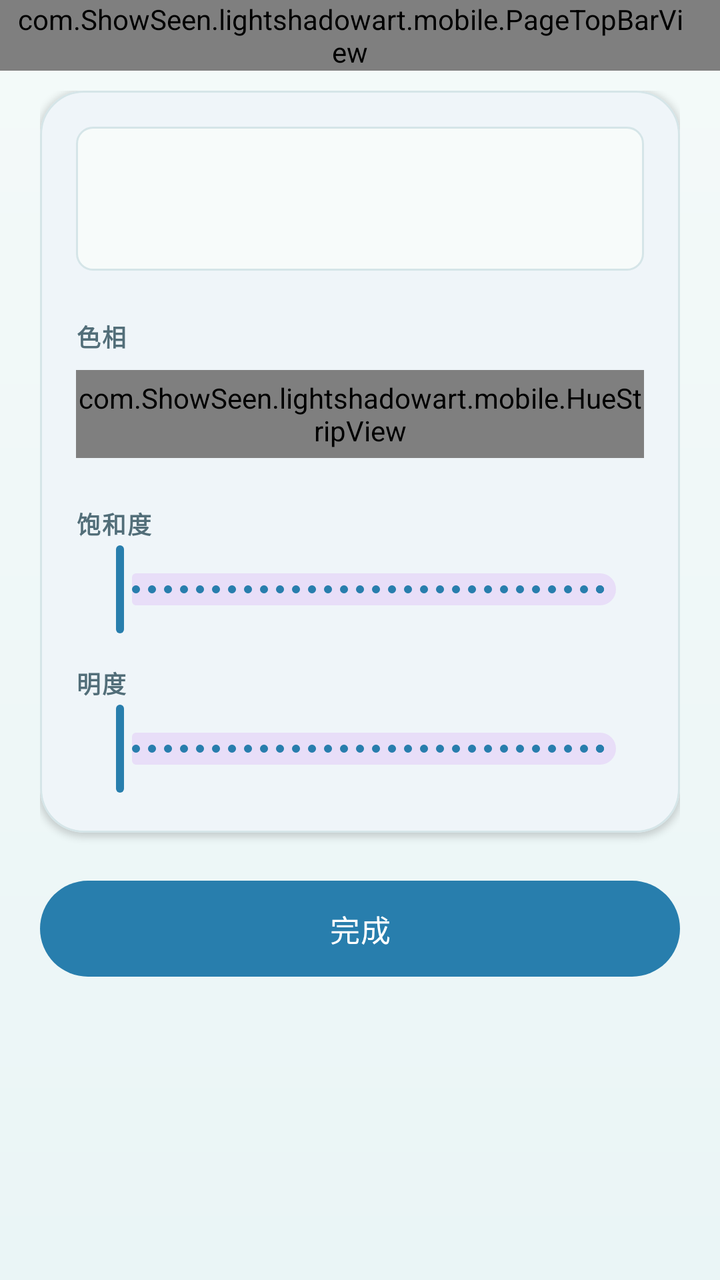
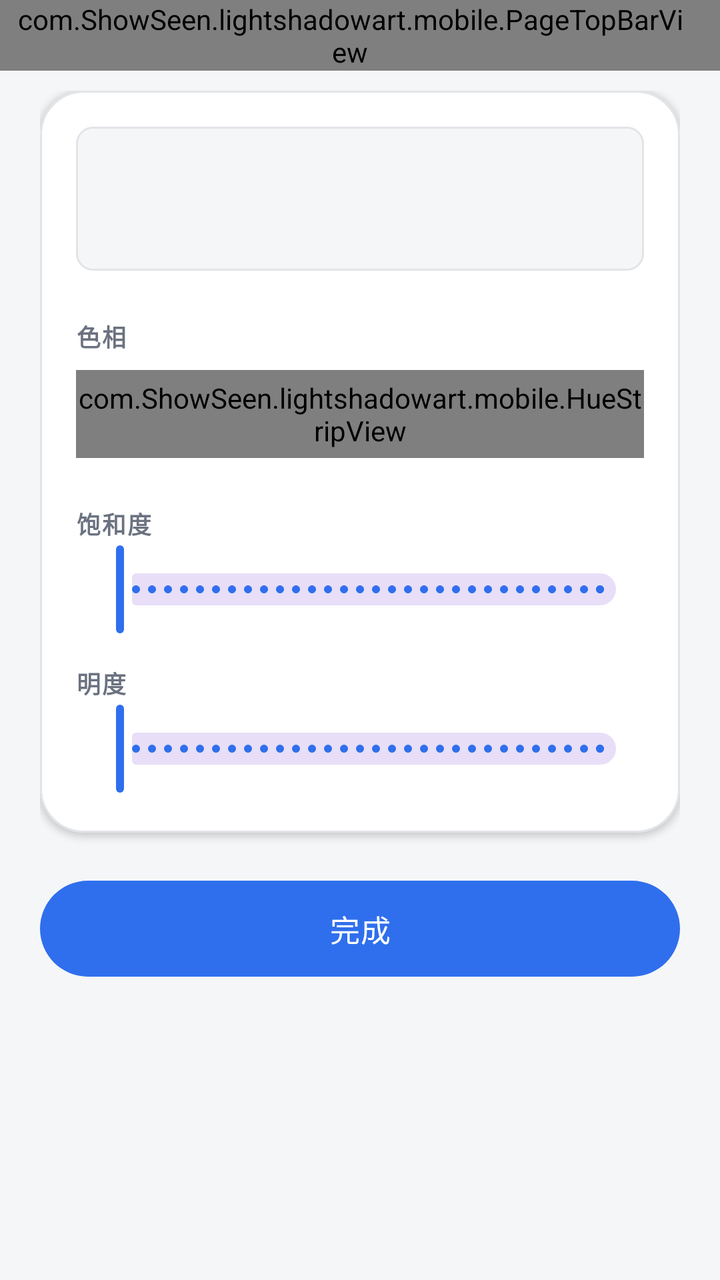

An Android layout rendered at two revisions. The XML below is the earlier revision; the diff shows what the commit changed to produce the second picture.
<!-- AndroidManifest.xml: application theme Theme.LightShadowArtPhone -->
<!-- res/layout/activity_line_color.xml -->
<?xml version="1.0" encoding="utf-8"?>
<LinearLayout xmlns:android="http://schemas.android.com/apk/res/android"
    xmlns:app="http://schemas.android.com/apk/res-auto"
    android:layout_width="match_parent"
    android:layout_height="match_parent"
    android:background="@drawable/bg_app_gradient"
    android:orientation="vertical">

    <com.ShowSeen.lightshadowart.mobile.PageTopBarView
        android:id="@+id/color_top_bar"
        android:layout_width="match_parent"
        android:layout_height="wrap_content"
        android:paddingStart="8dp"
        android:paddingEnd="@dimen/card_padding" />

    <ScrollView
        android:layout_width="match_parent"
        android:layout_height="0dp"
        android:layout_weight="1"
        android:clipToPadding="false"
        android:fillViewport="true">

        <LinearLayout
            android:layout_width="match_parent"
            android:layout_height="wrap_content"
            android:orientation="vertical"
            android:paddingStart="@dimen/page_horizontal_padding"
            android:paddingTop="@dimen/item_gap"
            android:paddingEnd="@dimen/page_horizontal_padding"
            android:paddingBottom="@dimen/page_vertical_padding">

            <com.google.android.material.card.MaterialCardView
                style="@style/SurfaceCard"
                android:layout_width="match_parent"
                android:layout_height="wrap_content">

                <LinearLayout
                    android:layout_width="match_parent"
                    android:layout_height="wrap_content"
                    android:orientation="vertical"
                    android:padding="@dimen/card_padding">

                    <View
                        android:id="@+id/view_color_preview"
                        android:layout_width="match_parent"
                        android:layout_height="72dp"
                        android:background="@drawable/bg_media_placeholder"
                        android:contentDescription="@string/color_preview_desc" />

                    <TextView
                        style="@style/Text.Label"
                        android:layout_width="match_parent"
                        android:layout_height="wrap_content"
                        android:layout_marginTop="@dimen/page_vertical_padding"
                        android:text="@string/color_hue" />

                    <com.ShowSeen.lightshadowart.mobile.HueStripView
                        android:id="@+id/view_color_hue"
                        android:layout_width="match_parent"
                        android:layout_height="44dp"
                        android:layout_marginTop="8dp" />

                    <LinearLayout
                        android:layout_width="match_parent"
                        android:layout_height="wrap_content"
                        android:layout_marginTop="@dimen/page_vertical_padding"
                        android:orientation="horizontal">

                        <TextView
                            style="@style/Text.Label"
                            android:layout_width="0dp"
                            android:layout_height="wrap_content"
                            android:layout_weight="1"
                            android:text="@string/color_saturation" />

                        <TextView
                            android:id="@+id/tv_color_saturation"
                            style="@style/Text.Hint"
                            android:layout_width="wrap_content"
                            android:layout_height="wrap_content" />
                    </LinearLayout>

                    <com.google.android.material.slider.Slider
                        android:id="@+id/slider_color_saturation"
                        android:layout_width="match_parent"
                        android:layout_height="wrap_content"
                        android:stepSize="1"
                        android:valueFrom="0"
                        android:valueTo="100" />

                    <LinearLayout
                        android:layout_width="match_parent"
                        android:layout_height="wrap_content"
                        android:layout_marginTop="@dimen/section_gap"
                        android:orientation="horizontal">

                        <TextView
                            style="@style/Text.Label"
                            android:layout_width="0dp"
                            android:layout_height="wrap_content"
                            android:layout_weight="1"
                            android:text="@string/color_value" />

                        <TextView
                            android:id="@+id/tv_color_value"
                            style="@style/Text.Hint"
                            android:layout_width="wrap_content"
                            android:layout_height="wrap_content" />
                    </LinearLayout>

                    <com.google.android.material.slider.Slider
                        android:id="@+id/slider_color_value"
                        android:layout_width="match_parent"
                        android:layout_height="wrap_content"
                        android:stepSize="1"
                        android:valueFrom="0"
                        android:valueTo="100" />
                </LinearLayout>
            </com.google.android.material.card.MaterialCardView>

            <com.google.android.material.button.MaterialButton
                android:id="@+id/btn_color_done"
                style="@style/PillButton"
                android:layout_width="match_parent"
                android:layout_height="wrap_content"
                android:layout_marginTop="@dimen/page_vertical_padding"
                android:text="@string/color_done" />
        </LinearLayout>
    </ScrollView>
</LinearLayout>
<!-- resources referenced by this layout -->
<resources>
  <dimen name="card_padding">18dp</dimen>
  <dimen name="item_gap">10dp</dimen>
  <dimen name="page_horizontal_padding">20dp</dimen>
  <dimen name="page_vertical_padding">24dp</dimen>
  <dimen name="section_gap">14dp</dimen>
  <!-- drawable bg_app_gradient (drawable) -->
  <?xml version="1.0" encoding="utf-8"?>
  <shape xmlns:android="http://schemas.android.com/apk/res/android"
      android:shape="rectangle">
      <gradient
          android:angle="270"
          android:endColor="@color/app_bg"
          android:startColor="@color/app_bg_top"
          android:type="linear" />
  </shape>
  <string name="color_done">完成</string>
  <string name="color_hue">色相</string>
  <string name="color_preview_desc">颜色预览</string>
  <string name="color_saturation">饱和度</string>
  <string name="color_value">明度</string>
  <style name="Text.Hint" parent="">
          <item name="android:textColor">@color/text_secondary</item>
          <item name="android:textSize">@dimen/text_hint</item>
      </style>
  <style name="Text.Label" parent="">
          <item name="android:textColor">@color/text_secondary</item>
          <item name="android:textSize">@dimen/text_label</item>
          <item name="android:textStyle">bold</item>
          <item name="android:letterSpacing">0.06</item>
      </style>
  <style name="Theme.LightShadowArtPhone" parent="Theme.Material3.Light.NoActionBar">
          <item name="colorPrimary">@color/primary_blue</item>
          <item name="colorOnPrimary">@color/on_primary</item>
          <item name="colorPrimaryContainer">@color/accent_sky</item>
          <item name="colorOnPrimaryContainer">@color/text_primary</item>
          <item name="colorSecondary">@color/accent_teal</item>
          <item name="colorOnSecondary">@color/on_primary</item>
          <item name="colorSurface">@color/card_bg</item>
          <item name="colorOnSurface">@color/text_primary</item>
          <item name="colorSurfaceVariant">@color/card_tint</item>
          <item name="colorOnSurfaceVariant">@color/text_secondary</item>
          <item name="colorOutline">@color/divider_stroke</item>
          <item name="colorError">@color/status_destructive</item>
          <item name="colorOnError">@color/on_primary</item>
          <item name="colorControlActivated">@color/primary_blue</item>
          <item name="android:colorBackground">@color/app_bg</item>
          <item name="android:textColorPrimary">@color/text_primary</item>
          <item name="android:textColorSecondary">@color/text_secondary</item>
          <item name="android:statusBarColor">@color/app_bg</item>
          <item name="android:windowLightStatusBar">true</item>
          <item name="android:navigationBarColor">@color/app_bg</item>
          <item name="android:windowLightNavigationBar" tools:targetApi="o_mr1">true</item>
      </style>
  <color name="app_bg">#EAF5F6</color>
  <color name="app_bg_top">#F4FAF9</color>
  <color name="card_tint">#F7FBFA</color>
  <dimen name="divider_width">1dp</dimen>
  <color name="divider_stroke">#D5E5E8</color>
  <dimen name="corner_image">8dp</dimen>
  <dimen name="touch_min_height">48dp</dimen>
  <dimen name="text_button">15sp</dimen>
  <dimen name="corner_pill">28dp</dimen>
  <color name="card_bg">#FFFFFF</color>
  <dimen name="corner_large">22dp</dimen>
  <dimen name="card_elevation">2dp</dimen>
  <color name="text_secondary">#526E79</color>
  <dimen name="text_hint">13sp</dimen>
  <dimen name="text_label">12sp</dimen>
  <color name="primary_blue">#287EAD</color>
  <color name="on_primary">#FFFFFF</color>
  <color name="accent_sky">#B8E0EA</color>
  <color name="text_primary">#172F3B</color>
  <color name="accent_teal">#64B8BD</color>
  <color name="status_destructive">#C85C5C</color>
  <!-- unchanged entries left out for length: 3 -->
</resources>

<!-- the commit's change to res/layout/activity_line_color.xml (unified diff, before → after) -->
@@ -3,7 +3,7 @@
     xmlns:app="http://schemas.android.com/apk/res-auto"
     android:layout_width="match_parent"
     android:layout_height="match_parent"
-    android:background="@drawable/bg_app_gradient"
+    android:background="@color/app_bg"
     android:orientation="vertical">
 
     <com.ShowSeen.lightshadowart.mobile.PageTopBarView
<!-- resource entries referenced after the edit -->
@@ -5,16 +5,6 @@
   <dimen name="page_horizontal_padding">20dp</dimen>
   <dimen name="page_vertical_padding">24dp</dimen>
   <dimen name="section_gap">14dp</dimen>
-  <!-- drawable bg_app_gradient (drawable) -->
-  <?xml version="1.0" encoding="utf-8"?>
-  <shape xmlns:android="http://schemas.android.com/apk/res/android"
-      android:shape="rectangle">
-      <gradient
-          android:angle="270"
-          android:endColor="@color/app_bg"
-          android:startColor="@color/app_bg_top"
-          android:type="linear" />
-  </shape>
   <string name="color_done">完成</string>
   <string name="color_hue">色相</string>
   <string name="color_preview_desc">颜色预览</string>
@@ -33,9 +23,9 @@
   <style name="Theme.LightShadowArtPhone" parent="Theme.Material3.Light.NoActionBar">
           <item name="colorPrimary">@color/primary_blue</item>
           <item name="colorOnPrimary">@color/on_primary</item>
-          <item name="colorPrimaryContainer">@color/accent_sky</item>
+          <item name="colorPrimaryContainer">@color/primary_soft</item>
           <item name="colorOnPrimaryContainer">@color/text_primary</item>
-          <item name="colorSecondary">@color/accent_teal</item>
+          <item name="colorSecondary">@color/primary_blue</item>
           <item name="colorOnSecondary">@color/on_primary</item>
           <item name="colorSurface">@color/card_bg</item>
           <item name="colorOnSurface">@color/text_primary</item>
@@ -52,12 +42,13 @@
           <item name="android:windowLightStatusBar">true</item>
           <item name="android:navigationBarColor">@color/app_bg</item>
           <item name="android:windowLightNavigationBar" tools:targetApi="o_mr1">true</item>
+          
+          <item name="elevationOverlayEnabled">false</item>
       </style>
-  <color name="app_bg">#EAF5F6</color>
-  <color name="app_bg_top">#F4FAF9</color>
-  <color name="card_tint">#F7FBFA</color>
+  <color name="app_bg">#F5F6F8</color>
+  <color name="card_tint">#F5F6F8</color>
   <dimen name="divider_width">1dp</dimen>
-  <color name="divider_stroke">#D5E5E8</color>
+  <color name="divider_stroke">#E2E4E8</color>
   <dimen name="corner_image">8dp</dimen>
   <dimen name="touch_min_height">48dp</dimen>
   <dimen name="text_button">15sp</dimen>
@@ -65,15 +56,14 @@
   <color name="card_bg">#FFFFFF</color>
   <dimen name="corner_large">22dp</dimen>
   <dimen name="card_elevation">2dp</dimen>
-  <color name="text_secondary">#526E79</color>
+  <color name="text_secondary">#6B7280</color>
   <dimen name="text_hint">13sp</dimen>
   <dimen name="text_label">12sp</dimen>
-  <color name="primary_blue">#287EAD</color>
+  <color name="primary_blue">#2F6FED</color>
   <color name="on_primary">#FFFFFF</color>
-  <color name="accent_sky">#B8E0EA</color>
-  <color name="text_primary">#172F3B</color>
-  <color name="accent_teal">#64B8BD</color>
-  <color name="status_destructive">#C85C5C</color>
+  <color name="primary_soft">#E9EFFD</color>
+  <color name="text_primary">#1A1C1E</color>
+  <color name="status_destructive">#C0392B</color>
   <!-- unchanged entries left out for length: 3 -->
 </resources>
 
